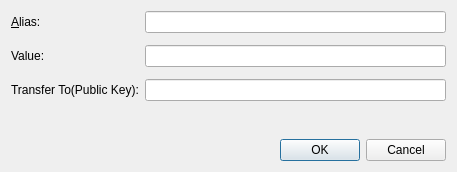
The window that src/qt/forms/editaliasdialog.ui (willyko/syscoin2) describes before a commit, drawn with Qt 5.
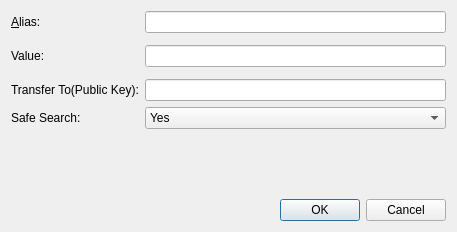
The same window after the commit. Custom widgets are drawn as their Qt base class.

What changed in the file:
```diff
--- a/src/qt/forms/editaliasdialog.ui
+++ b/src/qt/forms/editaliasdialog.ui
@@ -7,7 +7,7 @@
     <x>0</x>
     <y>0</y>
     <width>457</width>
-    <height>172</height>
+    <height>232</height>
    </rect>
   </property>
   <property name="windowTitle">
@@ -73,7 +73,52 @@
       <layout class="QVBoxLayout" name="verticalLayout_3"/>
      </item>
      <item row="5" column="1">
-      <layout class="QVBoxLayout" name="verticalLayout_4"/>
+      <layout class="QVBoxLayout" name="verticalLayout_4">
+       <item>
+        <widget class="QComboBox" name="safeSearchEdit">
+         <item>
+          <property name="text">
+           <string>Yes</string>
+          </property>
+         </item>
+         <item>
+          <property name="text">
+           <string>No</string>
+          </property>
+         </item>
+        </widget>
+       </item>
+      </layout>
+     </item>
+     <item row="5" column="0">
+      <widget class="QLabel" name="labelSafeSearch">
+       <property name="text">
+        <string>Safe Search:</string>
+       </property>
+      </widget>
+     </item>
+     <item row="6" column="1">
+      <widget class="QLabel" name="safeSearchDisclaimer">
+       <property name="text">
+        <string/>
+       </property>
+       <property name="wordWrap">
+        <bool>true</bool>
+       </property>
+      </widget>
+     </item>
+     <item row="7" column="1">
+      <spacer name="verticalSpacer">
+       <property name="orientation">
+        <enum>Qt::Vertical</enum>
+       </property>
+       <property name="sizeHint" stdset="0">
+        <size>
+         <width>20</width>
+         <height>40</height>
+        </size>
+       </property>
+      </spacer>
      </item>
     </layout>
    </item>
```
